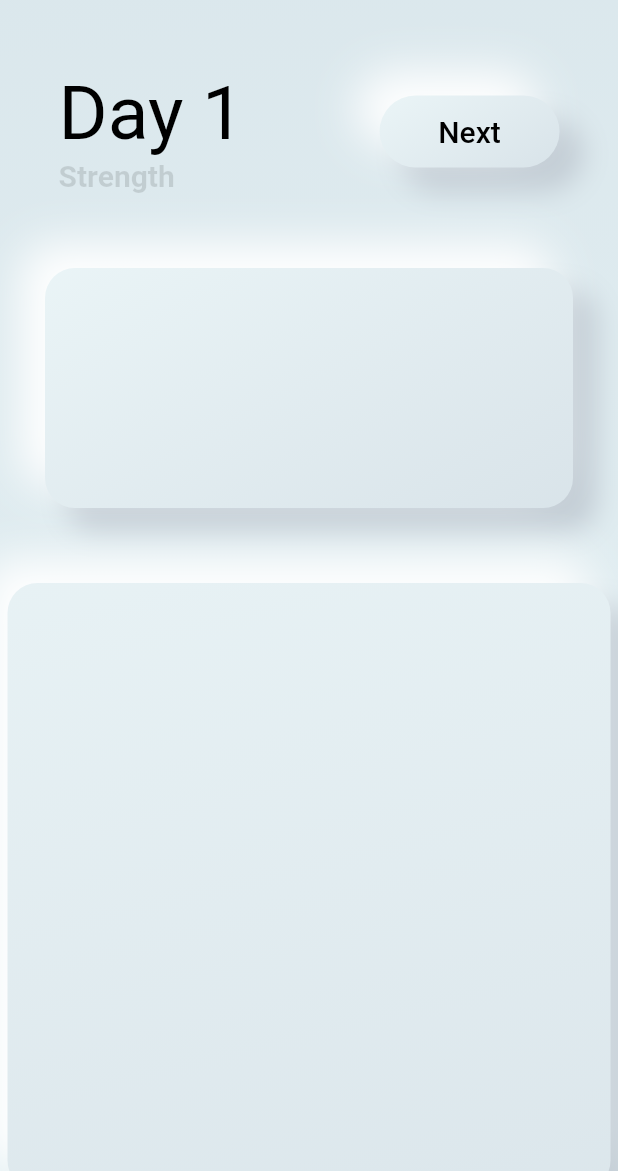
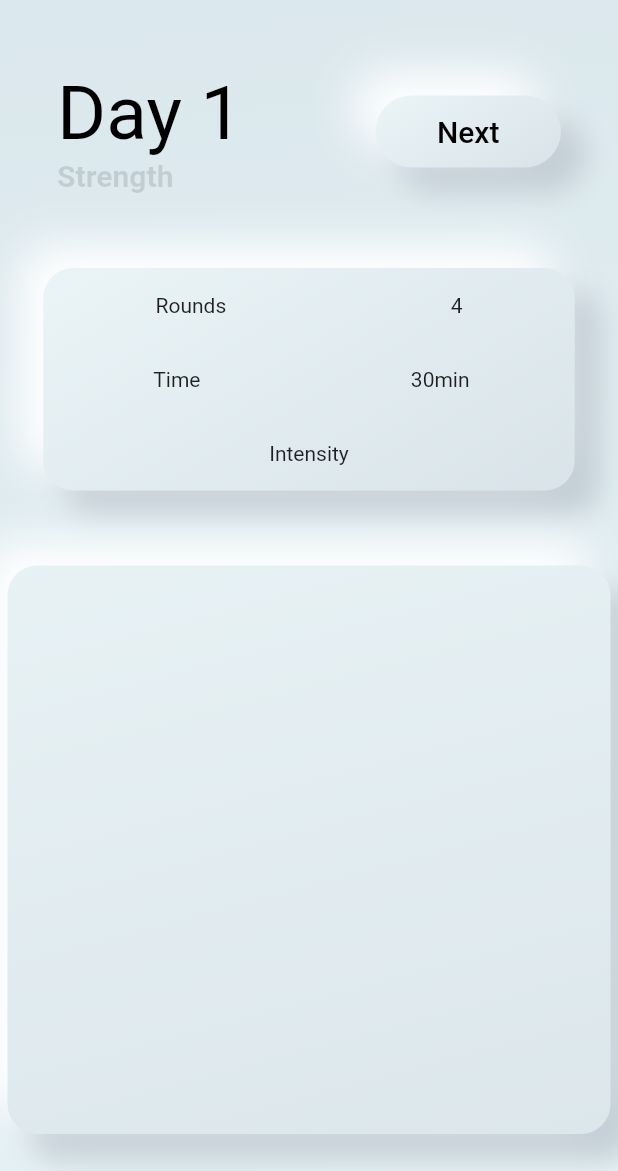
Before and after one commit to KS9004/flutter_fitness_ui_app, a Flutter app: the screen it shows after launch, on a phone screen of 412 x 824 dp, the part 65-1236 px from its top. Run offline on Flutter 3.47's test engine with Material 2 defaults, Android fonts, the phone set to English and light mode, and no system bars; our stand-ins replace font_awesome_flutter, get.

Commit message:
added mediaquery for responsiveness

```diff
--- a/lib/fitness.dart
+++ b/lib/fitness.dart
@@ -4,6 +4,7 @@ import 'package:font_awesome_flutter/font_awesome_flutter.dart';
 class Fitness extends StatelessWidget {
   @override
   Widget build(BuildContext context) {
+    MediaQueryData deviceSize = MediaQuery.of(context);
     return Scaffold(
       backgroundColor:Color(0xffC9E0ED),
        body: SafeArea(
@@ -63,7 +64,7 @@ class Fitness extends StatelessWidget {
                    ),
                    ),
                    Container(
-                     width: 120.0,
+                     width: deviceSize.size.width*0.3,
                      decoration: BoxDecoration(
                        borderRadius: BorderRadius.circular(49.0),
                        gradient: LinearGradient(
@@ -100,9 +101,9 @@ class Fitness extends StatelessWidget {
                ),
                SizedBox(height: 50.0,),
                Container(
-                 margin: EdgeInsets.symmetric(horizontal: 30.0),
+                 margin: EdgeInsets.symmetric(horizontal: deviceSize.size.width*0.070),
                  width: double.infinity,
-                 height: 160.0,
+                 height: deviceSize.size.height*0.18,
                  decoration: BoxDecoration(
                      borderRadius: BorderRadius.circular(
                          20.0),
@@ -129,12 +130,40 @@ class Fitness extends StatelessWidget {
                        ),
                      ]
                  ),
-                 child: MaterialButton()
+                 child: Container(
+                   child: Column(
+                     mainAxisAlignment: MainAxisAlignment.spaceAround,
+
+                     children: [
+                       Row(
+                         mainAxisAlignment: MainAxisAlignment.spaceAround,
+                         children: [
+                           Text("Rounds"),
+                           Text("4"),
+                         ],
+                       ),
+                       Row(
+                         mainAxisAlignment: MainAxisAlignment.spaceAround,
+                         children: [
+                           Text(" Time"),
+                           Text("30min"),
+                         ],
+                       ),
+                       Row(
+                         mainAxisAlignment: MainAxisAlignment.spaceAround,
+                         children: [
+                           Text("Intensity"),
+
+                         ],
+                       )
+                     ],
+                   ),
+                 )
                ),
                Container(
                    margin: EdgeInsets.only(top: 50.0,left: 5.0,right: 5.0),
                    width: double.infinity,
-                   height: 405.0,
+                   height: deviceSize.size.height*0.46,
                    decoration: BoxDecoration(
                        borderRadius: BorderRadius.circular(
                            20.0),
--- a/pubspec.yaml
+++ b/pubspec.yaml
@@ -30,6 +30,8 @@ dependencies:
   cupertino_icons: ^1.0.0
   get: ^3.24.0
   font_awesome_flutter: ^8.11.0
+  flutter_neumorphic: ^3.0.3
+
 
 dev_dependencies:
   flutter_test:
```
Also changed, not shown: pubspec.lock.
